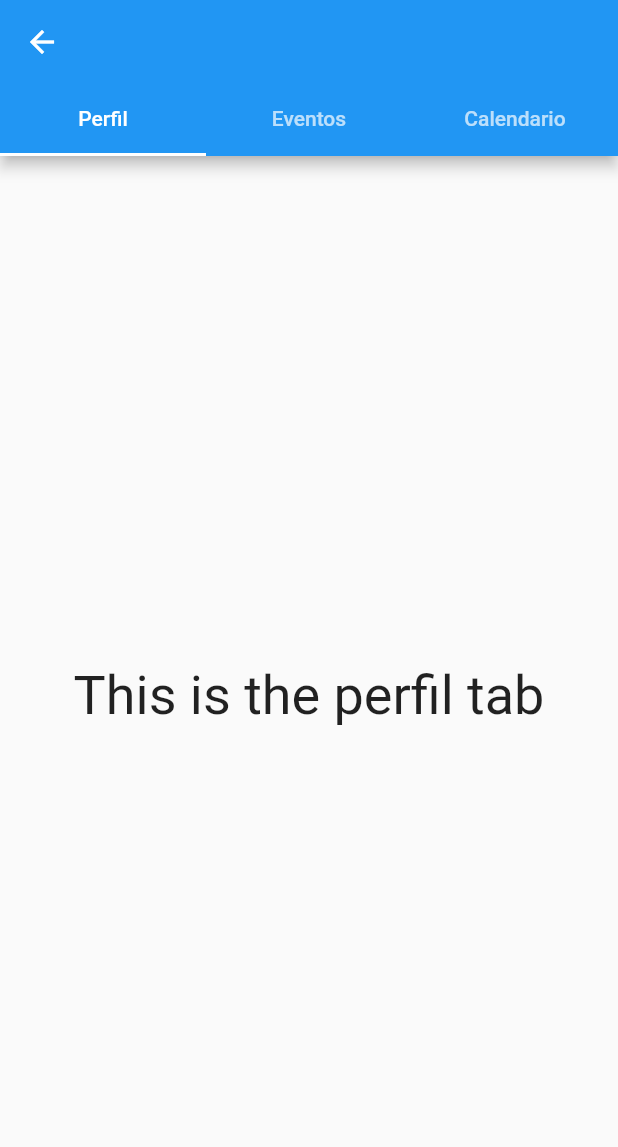
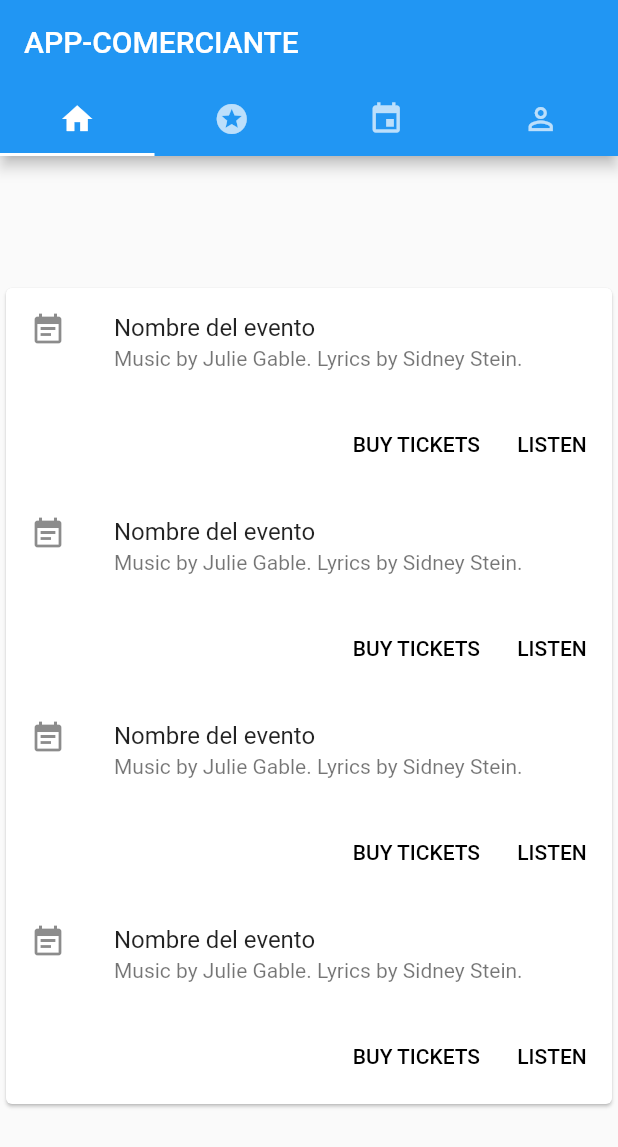
Before and after one commit to Jaleman1005/AppComerciantes, a Flutter app: the screen it shows after launch, after a tap on "Ingresar", on a phone screen of 412 x 824 dp. Shown: the top 1147 px of the screen. Run offline on Flutter 3.47's test engine with Material 2 defaults, Android fonts, the phone set to English and light mode, and no system bars.

Commit message:
Home Page + Evento Page

```diff
--- a/app_comerciante/lib/Pages/evento-service/evento.dart
+++ b/app_comerciante/lib/Pages/evento-service/evento.dart
@@ -1,64 +1,108 @@
+// Flutter code sample for Card
+
+// This sample shows creation of a [Card] widget that can be tapped. When
+// tapped this [Card]'s [InkWell] displays an "ink splash" that fills the
+// entire card.
+
 import 'package:flutter/material.dart';
 
-void main() => runApp(MyApp());
+void main() => runApp(EventoPage());
 
-class MyApp extends StatelessWidget {
-  // This widget is the root of your application.
+/// This Widget is the main application widget.
+class EventoPage extends StatelessWidget {
+
+
   @override
   Widget build(BuildContext context) {
     return MaterialApp(
-      home: HomePage(),
+      home: Scaffold(
+        body: MyStatelessWidget(),
+      ),
     );
   }
 }
 
-  class HomePage extends StatefulWidget {
-      const HomePage({ Key key }) : super(key: key);
-      @override
-      _HomePageState createState() => _HomePageState();
-    }
-
-    class _HomePageState extends State<HomePage> with SingleTickerProviderStateMixin {
-      final List<Tab> myTabs = <Tab>[
-        Tab(text: 'Perfil'),
-        Tab(text: 'Eventos'),
-        Tab(text: 'Calendario'),
-      ];
-
-      TabController _tabController;
-
-      @override
-      void initState() {
-        super.initState();
-        _tabController = TabController(vsync: this, length: myTabs.length);
-      }
-
-    @override
-    void dispose() {
-      _tabController.dispose();
-      super.dispose();
-    }
+/// This is the stateless widget that the main application instantiates.
+class MyStatelessWidget extends StatelessWidget {
+  MyStatelessWidget({Key key}) : super(key: key);
 
   @override
   Widget build(BuildContext context) {
-        return Scaffold(
-          appBar: AppBar(
-            bottom: TabBar(
-              controller: _tabController,
-              tabs: myTabs,
+    return Center(
+      child: Card(
+        child: Column(
+          mainAxisSize: MainAxisSize.min,
+          children: <Widget>[
+            const ListTile(
+              leading: Icon(Icons.event_note),
+              title: Text('Nombre del evento'),
+              subtitle: Text('Music by Julie Gable. Lyrics by Sidney Stein.'),
             ),
+            ButtonBar(
+              children: <Widget>[
+                FlatButton(
+                  child: const Text('BUY TICKETS'),
+                  onPressed: () { /* ... */ },
                 ),
-          body: TabBarView(
-            controller: _tabController,
-            children: myTabs.map((Tab tab) {
-              final String label = tab.text.toLowerCase();
-              return Center(
-                child: Text(
-                  'This is the $label tab',
-                  style: const TextStyle(fontSize: 36),
+                FlatButton(
+                  child: const Text('LISTEN'),
+                  onPressed: () { /* ... */ },
                 ),
-              );
-            }).toList(),
+              ],
+            ),
+            const ListTile(
+              leading: Icon(Icons.event_note),
+              title: Text('Nombre del evento'),
+              subtitle: Text('Music by Julie Gable. Lyrics by Sidney Stein.'),
+            ),
+            ButtonBar(
+              children: <Widget>[
+                FlatButton(
+                  child: const Text('BUY TICKETS'),
+                  onPressed: () { /* ... */ },
+                ),
+                FlatButton(
+                  child: const Text('LISTEN'),
+                  onPressed: () { /* ... */ },
+                ),
+              ],
+            ),
+            const ListTile(
+              leading: Icon(Icons.event_note),
+              title: Text('Nombre del evento'),
+              subtitle: Text('Music by Julie Gable. Lyrics by Sidney Stein.'),
+            ),
+            ButtonBar(
+              children: <Widget>[
+                FlatButton(
+                  child: const Text('BUY TICKETS'),
+                  onPressed: () { /* ... */ },
+                ),
+                FlatButton(
+                  child: const Text('LISTEN'),
+                  onPressed: () { /* ... */ },
+                ),
+              ],
+            ),
+            const ListTile(
+              leading: Icon(Icons.event_note),
+              title: Text('Nombre del evento'),
+              subtitle: Text('Music by Julie Gable. Lyrics by Sidney Stein.'),
+            ),
+            ButtonBar(
+              children: <Widget>[
+                FlatButton(
+                  child: const Text('BUY TICKETS'),
+                  onPressed: () { /* ... */ },
+                ),
+                FlatButton(
+                  child: const Text('LISTEN'),
+                  onPressed: () { /* ... */ },
+                ),
+              ],
+            ),
+          ],
+        ),
       ),
     );
   }
--- a/app_comerciante/lib/Pages/home-service/home.dart
+++ b/app_comerciante/lib/Pages/home-service/home.dart
@@ -1,65 +1,41 @@
 import 'package:flutter/material.dart';
+import 'package:tests/Pages/evento-service/evento.dart';
+import 'package:tests/Pages/perfil-service/perfil.dart';
+import 'package:tests/Pages/productos-service/crear-producto.dart';
+import 'package:tests/Pages/productos-service/vista-productos.dart';
 
-void main() => runApp(MyApp());
+void main() {
+  runApp(HomePage());
+}
 
-class MyApp extends StatelessWidget {
-  // This widget is the root of your application.
+class HomePage extends StatelessWidget {
   @override
   Widget build(BuildContext context) {
     return MaterialApp(
-      home: HomePage(),
+      home: DefaultTabController(
+        length: 4,
+        child: Scaffold(
+          appBar: AppBar(
+            bottom: TabBar(
+              tabs: [
+                Tab(icon: Icon(Icons.home)),
+                Tab(icon: Icon(Icons.stars)),
+                Tab(icon: Icon(Icons.event)),
+                Tab(icon: Icon(Icons.perm_identity)),
+              ],
+            ),
+            title: Text('APP-COMERCIANTE'),
+          ),
+          body: TabBarView(
+            children: [
+              EventoPage(),
+              CrearProductoPage(),
+              VistaProductosPage(),
+              PerfilPage(),
+            ],
+          ),
+        ),
+      ),
     );
   }
 }
-
-  class HomePage extends StatefulWidget {
-      const HomePage({ Key key }) : super(key: key);
-      @override
-      _HomePageState createState() => _HomePageState();
-    }
-
-    class _HomePageState extends State<HomePage> with SingleTickerProviderStateMixin {
-      final List<Tab> myTabs = <Tab>[
-        Tab(text: 'Perfil'),
-        Tab(text: 'Eventos'),
-        Tab(text: 'Calendario'),
-      ];
-
-      TabController _tabController;
-
-      @override
-      void initState() {
-        super.initState();
-        _tabController = TabController(vsync: this, length: myTabs.length);
-      }
-
-    @override
-    void dispose() {
-      _tabController.dispose();
-      super.dispose();
-    }
-
-      @override
-      Widget build(BuildContext context) {
-        return Scaffold(
-          appBar: AppBar(
-            bottom: TabBar(
-              controller: _tabController,
-              tabs: myTabs,
-            ),
-          ),
-          body: TabBarView(
-            controller: _tabController,
-            children: myTabs.map((Tab tab) {
-              final String label = tab.text.toLowerCase();
-              return Center(
-                child: Text(
-                  'This is the $label tab',
-                  style: const TextStyle(fontSize: 36),
-                ),
-              );
-            }).toList(),
-          ),
-        );
-      }
-    }
--- a/app_comerciante/lib/Pages/registro-service/registro.dart
+++ b/app_comerciante/lib/Pages/registro-service/registro.dart
@@ -1,5 +1,4 @@
 import 'package:flutter/material.dart';
-import 'package:tests/Pages/login-service/login.dart';
 
 void main() => runApp(new MyApp());
 
--- a/app_comerciante/pubspec.yaml
+++ b/app_comerciante/pubspec.yaml
@@ -23,10 +23,12 @@ dependencies:
   # The following adds the Cupertino Icons font to your application.
   # Use with the CupertinoIcons class for iOS style icons.
   cupertino_icons: ^0.1.2
+  flutter_staggered_grid_view: "^0.2.7"
 
 dev_dependencies:
   flutter_test:
     sdk: flutter
+  flutter_l10n : '^ 0.1.3'
 
 
 # For information on the generic Dart part of this file, see the
```
Also changed, not shown: app_comerciante/lib/Pages/login-service/login.dart (+3 -4 lines), app_comerciante/lib/Pages/perfil-service/perfil.dart (added, +116 -0 lines), app_comerciante/lib/Pages/productos-service/crear-producto.dart (added, +82 -0 lines), app_comerciante/lib/Pages/productos-service/vista-productos.dart (added, +113 -0 lines), app_comerciante/assets/arroz.jpg (added), app_comerciante/assets/fondo.jpg (added), app_comerciante/assets/papas.jpg (added), app_comerciante/assets/perfil.jpg (added), app_comerciante/assets/trigo.jpg (added). Lines whose indentation alone changed are shown as unchanged.
